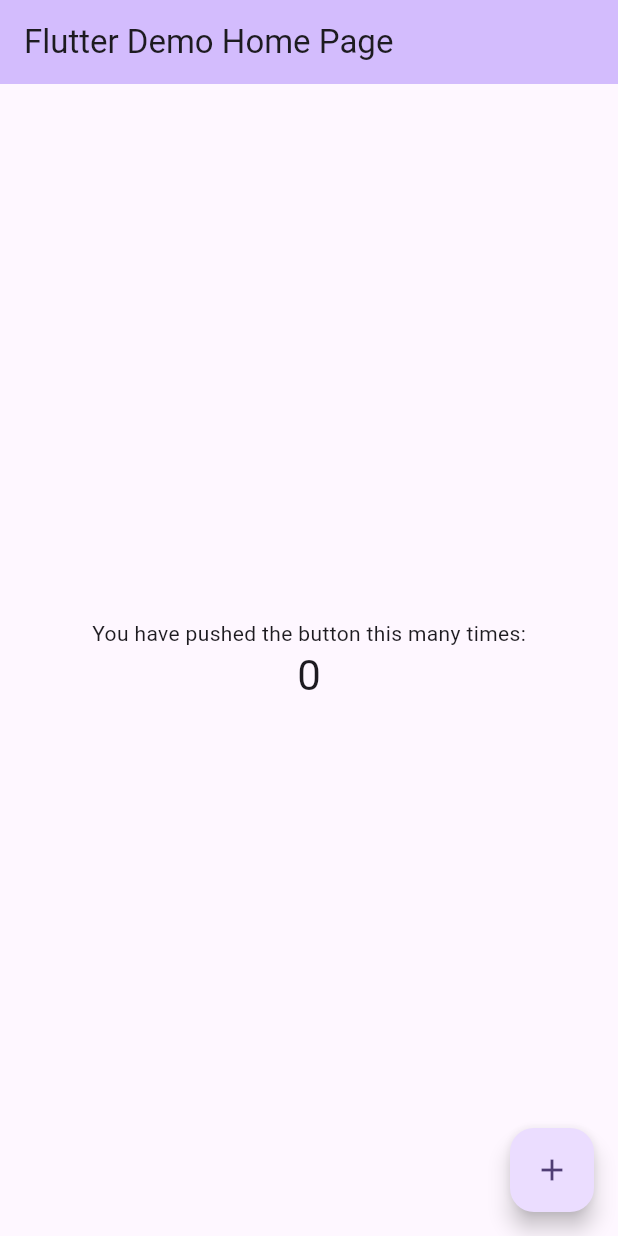
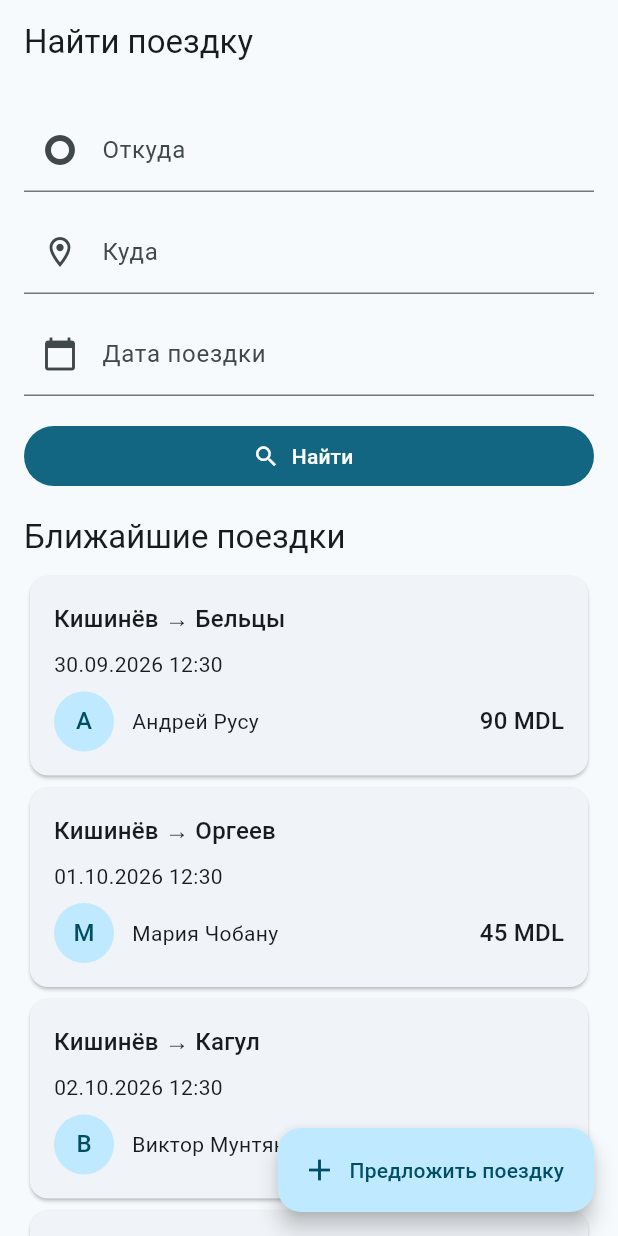
Before and after one commit to Susanna-msoillik/pam, a Flutter app: the screen it shows after launch, on a phone screen of 412 x 824 dp. Run offline on Flutter 3.47's test engine with Material 3 defaults, Android fonts, the phone set to English and light mode, and no system bars.

Commit message:
поиск поездок и карточки

```diff
--- /dev/null
+++ b/lib/data/booking.dart
@@ -0,0 +1,17 @@
+class Booking {
+  final String id;
+  final String routeId;
+  final String passengerId;
+  final int seats;
+  final String status;
+  final DateTime createdAt;
+
+  const Booking({
+    required this.id,
+    required this.routeId,
+    required this.passengerId,
+    required this.seats,
+    required this.status,
+    required this.createdAt,
+  });
+}
--- /dev/null
+++ b/lib/data/car_route.dart
@@ -0,0 +1,21 @@
+class CarRoute {
+  final String id;
+  final String driverId;
+  final String driverName;
+  final String fromCity;
+  final String toCity;
+  final DateTime departureAt;
+  final int seatsTotal;
+  final double price;
+
+  const CarRoute({
+    required this.id,
+    required this.driverId,
+    required this.driverName,
+    required this.fromCity,
+    required this.toCity,
+    required this.departureAt,
+    required this.seatsTotal,
+    required this.price,
+  });
+}
--- /dev/null
+++ b/lib/data/mock_data.dart
@@ -0,0 +1,40 @@
+import 'booking.dart';
+import 'car_route.dart';
+
+const currentUserId = 'u1';
+const currentUserName = 'Сусанна Еремеева';
+
+final mockRoutes = [
+  for (final (index, cities, driver, price) in [
+    (1, ('Кишинёв', 'Бельцы'), 'Андрей Русу', 90.0),
+    (2, ('Кишинёв', 'Оргеев'), 'Мария Чобану', 45.0),
+    (3, ('Кишинёв', 'Кагул'), 'Виктор Мунтяну', 120.0),
+    (4, ('Бельцы', 'Кишинёв'), 'Елена Попеску', 85.0),
+    (5, ('Кишинёв', 'Унгены'), 'Даниел Кожокару', 75.0),
+    (6, ('Сороки', 'Кишинёв'), 'Алина Коваль', 110.0),
+    (7, ('Кишинёв', 'Хынчешты'), currentUserName, 40.0),
+    (8, ('Оргеев', 'Кишинёв'), currentUserName, 50.0),
+  ])
+    CarRoute(
+      id: '$index',
+      driverId: index >= 7 ? currentUserId : 'u${index + 1}',
+      driverName: driver,
+      fromCity: cities.$1,
+      toCity: cities.$2,
+      departureAt: DateTime.now().add(Duration(days: index, hours: 2)),
+      seatsTotal: index.isEven ? 4 : 3,
+      price: price,
+    ),
+];
+
+final mockBookings = [
+  for (var index = 1; index <= 6; index++)
+    Booking(
+      id: '$index',
+      routeId: '$index',
+      passengerId: currentUserId,
+      seats: 1,
+      status: index == 5 ? 'cancelled' : 'active',
+      createdAt: DateTime.now(),
+    ),
+];
--- a/lib/main.dart
+++ b/lib/main.dart
@@ -1,4 +1,6 @@
 import 'package:flutter/material.dart';
+
+import 'screens/route_search.dart';
 
 void main() {
   runApp(const CarPoolApp());
@@ -12,53 +14,9 @@ class CarPoolApp extends StatelessWidget {
     return MaterialApp(
       title: 'CarPool',
       theme: ThemeData(
-        colorScheme: ColorScheme.fromSeed(seedColor: Colors.deepPurple),
+        colorScheme: ColorScheme.fromSeed(seedColor: const Color(0xFF156A87)),
       ),
-      home: const CounterPage(),
+      home: const RouteSearchPage(),
     );
   }
 }
-
-class CounterPage extends StatefulWidget {
-  const CounterPage({super.key});
-
-  @override
-  State<CounterPage> createState() => _CounterPageState();
-}
-
-class _CounterPageState extends State<CounterPage> {
-  int _counter = 0;
-
-  void _incrementCounter() {
-    setState(() {
-      _counter++;
-    });
-  }
-
-  @override
-  Widget build(BuildContext context) {
-    return Scaffold(
-      appBar: AppBar(
-        backgroundColor: Theme.of(context).colorScheme.inversePrimary,
-        title: const Text('Flutter Demo Home Page'),
-      ),
-      body: Center(
-        child: Column(
-          mainAxisAlignment: MainAxisAlignment.center,
-          children: [
-            const Text('You have pushed the button this many times:'),
-            Text(
-              '$_counter',
-              style: Theme.of(context).textTheme.headlineMedium,
-            ),
-          ],
-        ),
-      ),
-      floatingActionButton: FloatingActionButton(
-        onPressed: _incrementCounter,
-        tooltip: 'Increment',
-        child: const Icon(Icons.add),
-      ),
-    );
-  }
-}
--- /dev/null
+++ b/lib/screens/route_search.dart
@@ -0,0 +1,66 @@
+import 'package:flutter/material.dart';
+
+import '../data/car_route.dart';
+import '../data/mock_data.dart';
+import '../widgets/route_card.dart';
+
+class RouteSearchPage extends StatelessWidget {
+  final ValueChanged<CarRoute>? onOpen;
+  final VoidCallback? onPublish;
+
+  const RouteSearchPage({super.key, this.onOpen, this.onPublish});
+
+  @override
+  Widget build(BuildContext context) {
+    return Scaffold(
+      appBar: AppBar(title: const Text('Найти поездку')),
+      body: ListView(
+        padding: const EdgeInsets.all(16),
+        children: [
+          const TextField(
+            decoration: InputDecoration(
+              labelText: 'Откуда',
+              prefixIcon: Icon(Icons.trip_origin),
+            ),
+          ),
+          const SizedBox(height: 12),
+          const TextField(
+            decoration: InputDecoration(
+              labelText: 'Куда',
+              prefixIcon: Icon(Icons.location_on_outlined),
+            ),
+          ),
+          const SizedBox(height: 12),
+          const TextField(
+            decoration: InputDecoration(
+              labelText: 'Дата поездки',
+              hintText: 'дд.мм.гггг',
+              prefixIcon: Icon(Icons.calendar_today),
+            ),
+          ),
+          const SizedBox(height: 16),
+          FilledButton.icon(
+            onPressed: () {},
+            icon: const Icon(Icons.search),
+            label: const Text('Найти'),
+          ),
+          const SizedBox(height: 16),
+          Text(
+            'Ближайшие поездки',
+            style: Theme.of(context).textTheme.titleLarge,
+          ),
+          const SizedBox(height: 8),
+          ...mockRoutes.map(
+            (route) =>
+                RouteCard(route: route, onTap: () => onOpen?.call(route)),
+          ),
+        ],
+      ),
+      floatingActionButton: FloatingActionButton.extended(
+        onPressed: onPublish ?? () {},
+        icon: const Icon(Icons.add),
+        label: const Text('Предложить поездку'),
+      ),
+    );
+  }
+}
--- /dev/null
+++ b/lib/widgets/route_card.dart
@@ -0,0 +1,57 @@
+import 'package:flutter/material.dart';
+
+import '../data/car_route.dart';
+import 'route_info.dart';
+
+class RouteCard extends StatelessWidget {
+  final CarRoute route;
+  final VoidCallback? onTap;
+  final String? status;
+
+  const RouteCard({super.key, required this.route, this.onTap, this.status});
+
+  @override
+  Widget build(BuildContext context) {
+    return Card(
+      child: InkWell(
+        borderRadius: BorderRadius.circular(12),
+        onTap: onTap,
+        child: Padding(
+          padding: const EdgeInsets.all(16),
+          child: Column(
+            crossAxisAlignment: CrossAxisAlignment.start,
+            children: [
+              Text(
+                '${route.fromCity} → ${route.toCity}',
+                style: Theme.of(context).textTheme.titleMedium,
+              ),
+              const SizedBox(height: 8),
+              Text(dateLabel(route.departureAt)),
+              const SizedBox(height: 8),
+              Row(
+                children: [
+                  CircleAvatar(child: Text(route.driverName[0])),
+                  const SizedBox(width: 12),
+                  Expanded(child: Text(route.driverName)),
+                  Text(
+                    '${route.price.toStringAsFixed(0)} MDL',
+                    style: Theme.of(context).textTheme.titleMedium,
+                  ),
+                ],
+              ),
+              if (status != null) ...[
+                const SizedBox(height: 8),
+                Text(
+                  status!,
+                  style: TextStyle(
+                    color: Theme.of(context).colorScheme.primary,
+                  ),
+                ),
+              ],
+            ],
+          ),
+        ),
+      ),
+    );
+  }
+}
--- /dev/null
+++ b/lib/widgets/route_info.dart
@@ -0,0 +1,30 @@
+import 'package:flutter/material.dart';
+
+String dateLabel(DateTime value) {
+  String two(int number) => number.toString().padLeft(2, '0');
+  return '${two(value.day)}.${two(value.month)}.${value.year} '
+      '${two(value.hour)}:${two(value.minute)}';
+}
+
+class RouteInfo extends StatelessWidget {
+  final IconData icon;
+  final String label;
+  final String value;
+
+  const RouteInfo({
+    super.key,
+    required this.icon,
+    required this.label,
+    required this.value,
+  });
+
+  @override
+  Widget build(BuildContext context) {
+    return ListTile(
+      contentPadding: EdgeInsets.zero,
+      leading: Icon(icon, color: Theme.of(context).colorScheme.primary),
+      title: Text(label),
+      subtitle: Text(value),
+    );
+  }
+}
```
